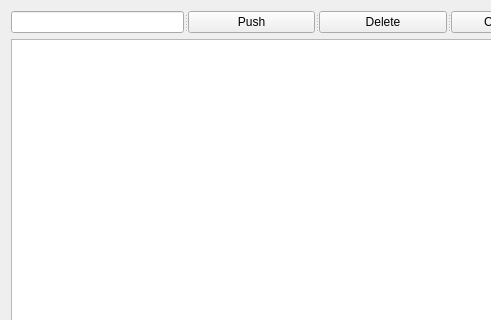
The window that DataVisualizer/stack.ui (pavramas/DataVisualizer-Cpp) describes before a commit, drawn with Qt 5; both pictures show x 0 to 491 and y 0 to 320 of the 722 by 578 pixel window.
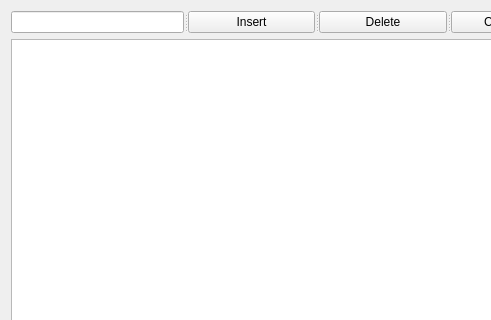
The same window after the commit.

```diff
--- a/DataVisualizer/stack.ui
+++ b/DataVisualizer/stack.ui
@@ -22,7 +22,7 @@
      <widget class="QLineEdit" name="lineEdit"/>
      <widget class="QPushButton" name="pushButton_2">
       <property name="text">
-       <string>Push</string>
+       <string>Insert</string>
       </property>
      </widget>
      <widget class="QPushButton" name="pushButton">
```
